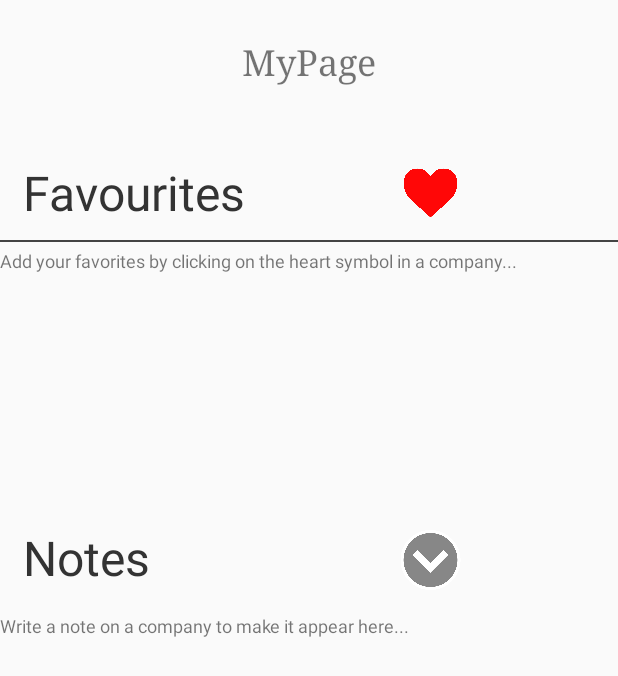
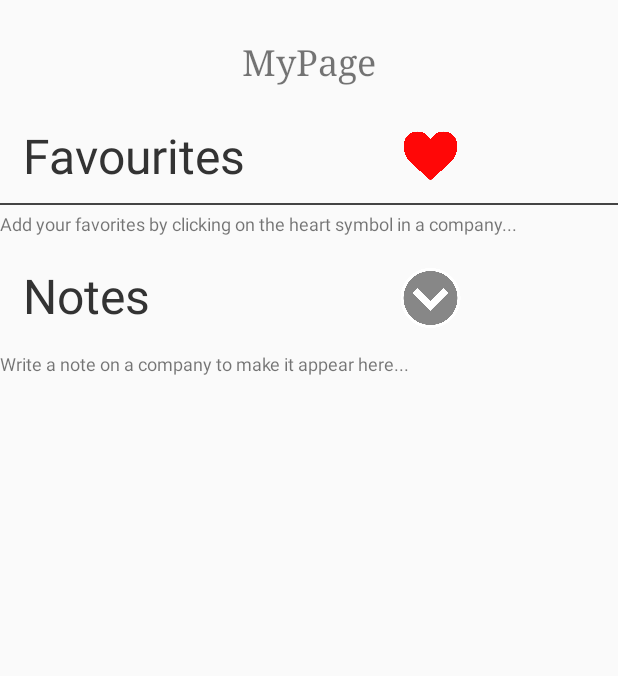
Before and after one commit to MSNMessinger/dat257-Grupp20, an Android app: the layout fragment_notifications.xml on its own in the app's theme, with its tools: preview values and no code run, on a phone screen of 412 x 824 dp. Shown: the top 676 px of the screen. Run offline under Robolectric (Android 15) with nearby library versions, the phone set to English and light mode, and no system bars.

Commit message:
scroll bug in MyPage fix

```diff
--- a/DateIt/app/src/main/res/layout/fragment_notifications.xml
+++ b/DateIt/app/src/main/res/layout/fragment_notifications.xml
@@ -40,7 +40,7 @@
                 android:id="@+id/listOfNotes"
                 style="@style/Widget.AppCompat.ListView.Menu"
                 android:layout_width="410dp"
-                android:layout_height="150dp"
+                android:layout_height="wrap_content"
                 android:layout_marginTop="20dp"
                 android:layout_weight="1"
                 android:divider="#A3A3A8"
@@ -60,7 +60,7 @@
                 android:layout_height="wrap_content"
 
                 android:layout_marginStart="15dp"
-                android:layout_marginTop="50dp"
+                android:layout_marginTop="25dp"
                 android:text="@string/MyPage_favourites"
                 android:textColor="@color/TextColorDark"
                 android:textSize="32sp"
@@ -92,7 +92,7 @@
                 android:id="@+id/listOfFavorites"
                 style="@android:style/Widget.Holo.ListView.DropDown"
                 android:layout_width="wrap_content"
-                android:layout_height="150dp"
+                android:layout_height="wrap_content"
                 android:layout_marginTop="20dp"
                 android:layout_weight="1"
                 android:divider="#A3A3A8"
--- a/DateIt/app/src/main/res/values/strings.xml
+++ b/DateIt/app/src/main/res/values/strings.xml
@@ -69,7 +69,6 @@ If you choose to leave your résumé, remember that it is your way of marketing
     <string name="searchHint">Search</string>
     <string name="filter_by_program">Filter by program</string>
     <string name="filter_by_offers">Filter by offers</string>
-    <string name="searchHint">Sök företag</string>
     <string name="MyPage">MyPage</string>
     <string name="AddFavoritesText">Add your favorites by clicking on the heart symbol in a company...</string>
     <string name="AddNoteText">Write a note on a company to make it appear here...</string>
```
